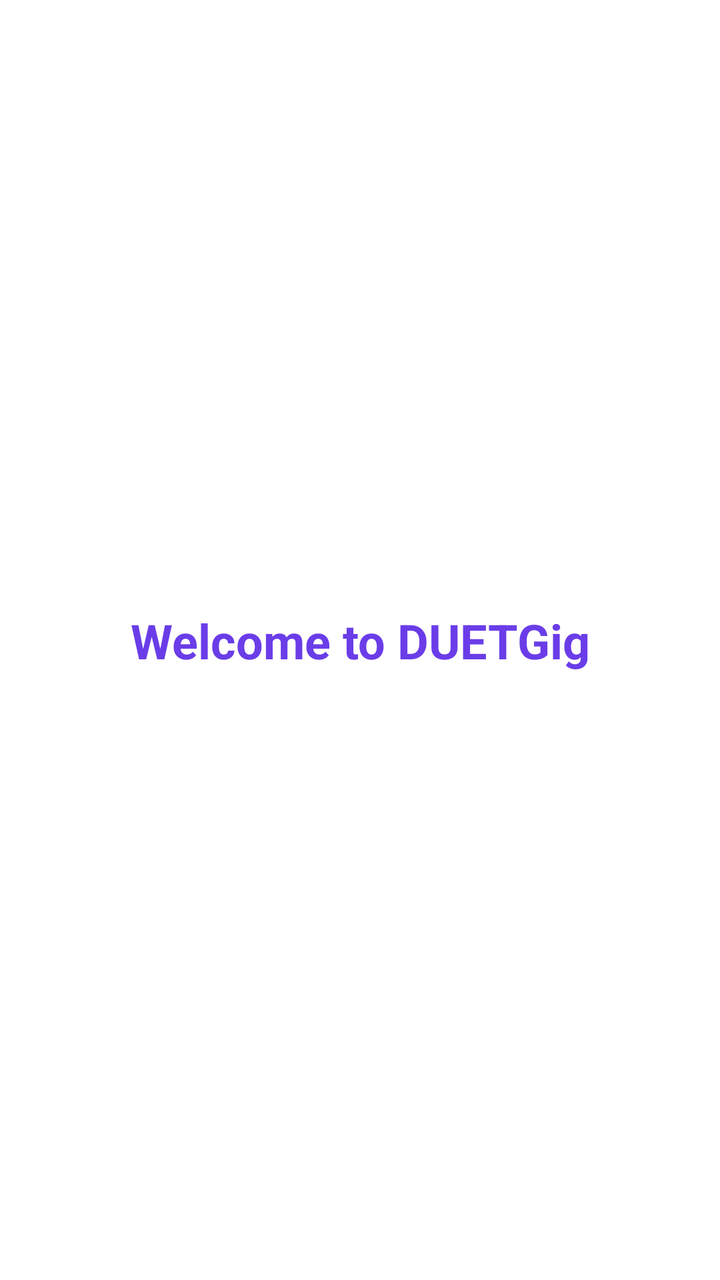
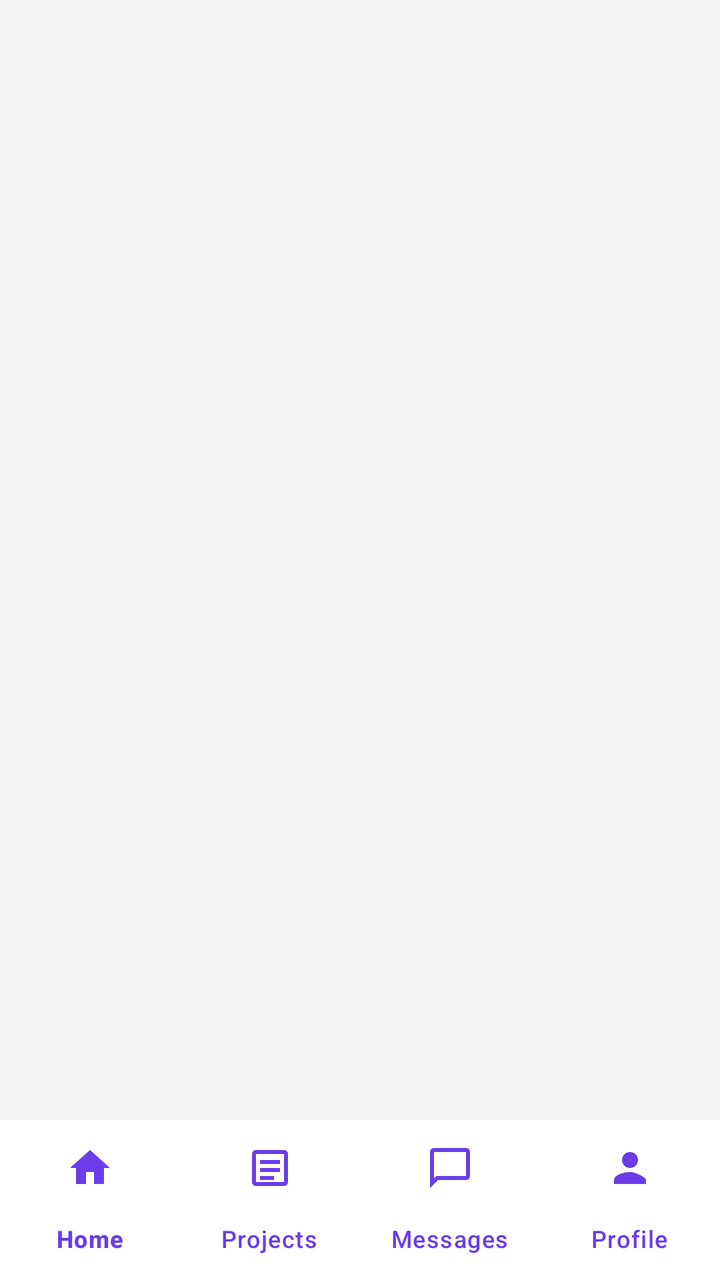

The first picture is an Android layout as it rendered before a commit; the second is the same layout after the commit. The layout source and the unified diff follow.
<!-- AndroidManifest.xml: application theme Theme.DUETGig -->
<!-- res/layout/activity_main.xml -->
<?xml version="1.0" encoding="utf-8"?>
<androidx.constraintlayout.widget.ConstraintLayout xmlns:android="http://schemas.android.com/apk/res/android"
    xmlns:app="http://schemas.android.com/apk/res-auto"
    android:layout_width="match_parent"
    android:layout_height="match_parent"
    android:background="@color/white">

    <TextView
        android:id="@+id/welcome"
        android:layout_width="wrap_content"
        android:layout_height="wrap_content"
        android:text="Welcome to DUETGig"
        android:textSize="24sp"
        android:textStyle="bold"
        android:textColor="@color/primary"
        app:layout_constraintTop_toTopOf="parent"
        app:layout_constraintBottom_toBottomOf="parent"
        app:layout_constraintStart_toStartOf="parent"
        app:layout_constraintEnd_toEndOf="parent" />

</androidx.constraintlayout.widget.ConstraintLayout>
<!-- resources referenced by this layout -->
<resources>
  <color name="primary">#6A3DE8</color>
  <color name="white">#FFFFFF</color>
  <style name="Theme.DUETGig" parent="Base.Theme.DUETGig" />
  <style name="Base.Theme.DUETGig" parent="Theme.Material3.DayNight.NoActionBar">
          
          <item name="colorPrimary">@color/primary</item>
          <item name="colorPrimaryDark">@color/primary_dark</item>
      </style>
  <color name="primary_dark">#4B2DB3</color>
</resources>

<!-- the commit's change to res/layout/activity_main.xml (unified diff, before → after) -->
@@ -3,19 +3,26 @@
     xmlns:app="http://schemas.android.com/apk/res-auto"
     android:layout_width="match_parent"
     android:layout_height="match_parent"
-    android:background="@color/white">
+    android:background="@color/light_grey">
 
-    <TextView
-        android:id="@+id/welcome"
-        android:layout_width="wrap_content"
-        android:layout_height="wrap_content"
-        android:text="Welcome to DUETGig"
-        android:textSize="24sp"
-        android:textStyle="bold"
-        android:textColor="@color/primary"
+    <FrameLayout
+        android:id="@+id/fragment_container"
+        android:layout_width="0dp"
+        android:layout_height="0dp"
         app:layout_constraintTop_toTopOf="parent"
-        app:layout_constraintBottom_toBottomOf="parent"
+        app:layout_constraintBottom_toTopOf="@id/bottom_navigation"
         app:layout_constraintStart_toStartOf="parent"
         app:layout_constraintEnd_toEndOf="parent" />
 
+    <com.google.android.material.bottomnavigation.BottomNavigationView
+        android:id="@+id/bottom_navigation"
+        android:layout_width="match_parent"
+        android:layout_height="wrap_content"
+        android:background="@color/white"
+        app:menu="@menu/bottom_nav_menu"
+        app:labelVisibilityMode="labeled"
+        app:itemIconTint="@color/primary"
+        app:itemTextColor="@color/primary"
+        app:layout_constraintBottom_toBottomOf="parent" />
+
 </androidx.constraintlayout.widget.ConstraintLayout>
<!-- resource entries referenced after the edit -->
@@ -1,5 +1,6 @@
 <!-- resources referenced by this layout -->
 <resources>
+  <color name="light_grey">#F5F5F5</color>
   <color name="primary">#6A3DE8</color>
   <color name="white">#FFFFFF</color>
   <style name="Theme.DUETGig" parent="Base.Theme.DUETGig" />
